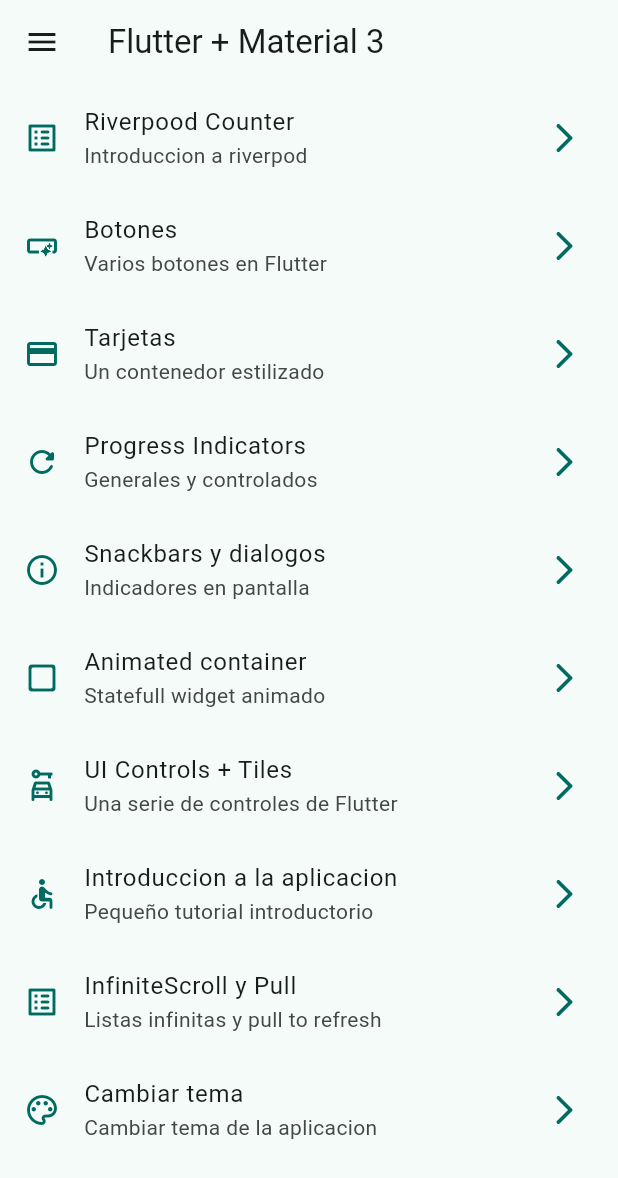
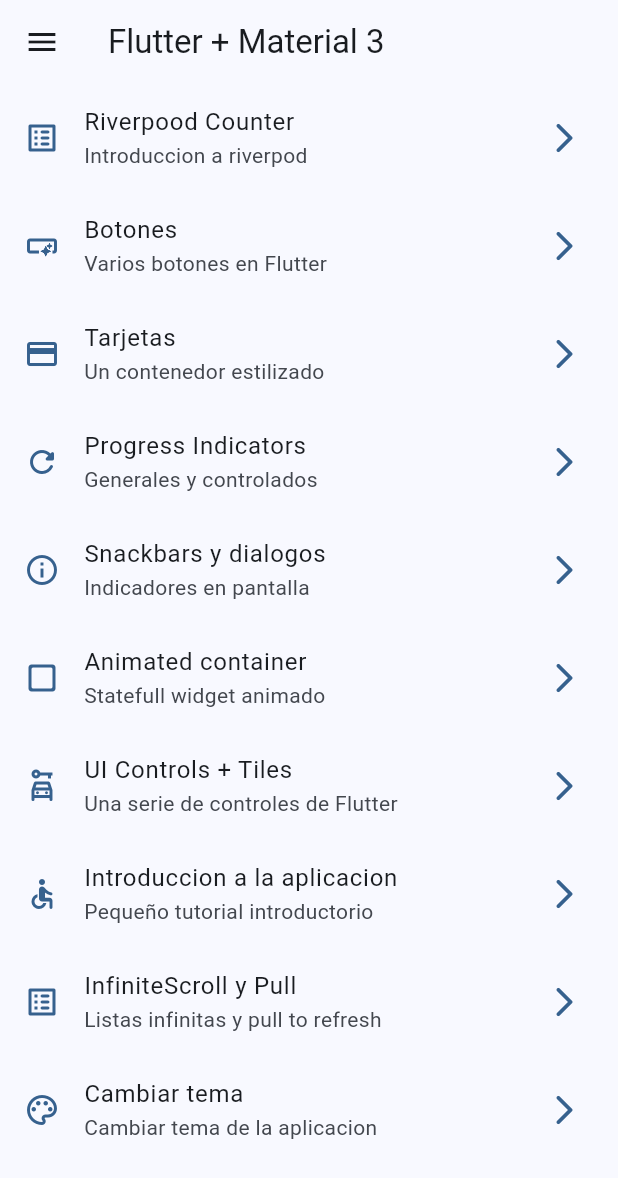
Before and after one commit to alexisperez4/widgets-app-flutter, a Flutter app: the screen it shows after launch, on a phone screen of 412 x 824 dp. Shown: the top 1178 px of the screen. Run offline on Flutter 3.47's test engine with Material 3 defaults, Android fonts, the phone set to English and light mode, and no system bars; our stand-ins replace animate_do, flutter_riverpod, go_router.

Commit message:
state notifier implemented

```diff
--- a/lib/config/router/app_router.dart
+++ b/lib/config/router/app_router.dart
@@ -63,8 +63,8 @@ final appRouter = GoRouter(
 
     GoRoute(
       path: '/theme-changer',
-      name: ThemeChangeScreen.name,
-      builder: (context, state) => const ThemeChangeScreen(),
+      name: ThemeChangerScreen.name,
+      builder: (context, state) => const ThemeChangerScreen(),
     ),
 
   ]
--- a/lib/config/theme/app_theme.dart
+++ b/lib/config/theme/app_theme.dart
@@ -34,5 +34,12 @@ class AppTheme {
     )
   );
 
+  AppTheme copyWith({
+    int? selectedColor,
+    bool? isDarkMode
+  }) => AppTheme(
+    selectedColor: selectedColor ?? this.selectedColor,
+    isDarkMode: isDarkMode ?? this.isDarkMode,
+  );
 
 }
--- a/lib/main.dart
+++ b/lib/main.dart
@@ -18,14 +18,15 @@ class MainApp extends ConsumerWidget {
   @override
   Widget build(BuildContext context, WidgetRef ref) {
 
-    final isDarkMode = ref.watch(isDarkModeProvider);
-    final selectedColor = ref.watch(selectedIndexColorProvider);
+    // final isDarkMode = ref.watch(isDarkModeProvider);
+    // final selectedColor = ref.watch(selectedIndexColorProvider);
+    final AppTheme appTheme = ref.watch(themeNotifierProvider);
 
     return MaterialApp.router(
       title: 'Flutter Widgets',
       routerConfig: appRouter,
       debugShowCheckedModeBanner: false,
-      theme: AppTheme(selectedColor: selectedColor, isDarkMode: isDarkMode).getTheme(),
+      theme: appTheme.getTheme(),
 
     );
   }
--- a/lib/presentation/providers/theme_provider.dart
+++ b/lib/presentation/providers/theme_provider.dart
@@ -2,11 +2,36 @@ import 'package:flutter_riverpod/flutter_riverpod.dart';
 import 'package:widgets_app/config/theme/app_theme.dart';
 
 
-// Listado de colores inmutable
+// Listado de colores inmutable (datos inmutables)
 final colorListProvider = Provider((ref) => colorList);
 
 // Un simple boolean
 final isDarkModeProvider = StateProvider<bool>((ref) => false);
 
 //Un simple entero
-final selectedIndexColorProvider = StateProvider((ref) => 1);
+final selectedIndexColorProvider = StateProvider((ref) => 0);
+
+
+// Un objeto de tipo AppTheme (custom)
+final themeNotifierProvider = StateNotifierProvider<ThemeNotifier, AppTheme>(
+  (ref) => ThemeNotifier()
+);
+
+
+// Controller o Notifier
+class ThemeNotifier extends StateNotifier<AppTheme> {
+
+
+  // STATE= Estado = new AppTheme()
+  ThemeNotifier(): super( AppTheme() );
+
+  void toggleDarkMode() {
+    state = state.copyWith( isDarkMode: !state.isDarkMode );
+  }
+
+  void changeColorIndex (int colorIndex) {
+    state = state.copyWith(selectedColor: colorIndex);
+  }
+
+
+}
```
Also changed, not shown: lib/presentation/screens/theme_changer/theme_changer_screen.dart (+14 -10 lines).
